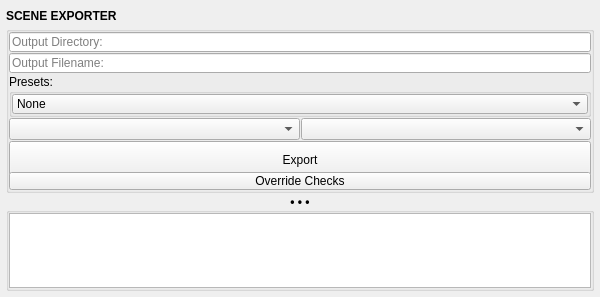
m3trik/mayatk, file mayatk/env_utils/scene_exporter/scene_exporter.ui: the form before one commit.
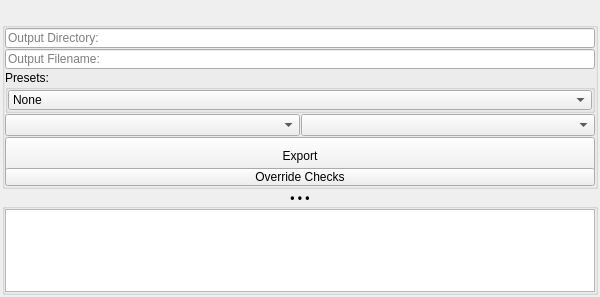
The form after the commit. Custom widgets are drawn as their Qt base class.

Patch:
```diff
--- a/mayatk/env_utils/scene_exporter/scene_exporter.ui
+++ b/mayatk/env_utils/scene_exporter/scene_exporter.ui
@@ -31,19 +31,19 @@
    </property>
    <layout class="QVBoxLayout" name="verticalLayout_2">
     <property name="spacing">
-     <number>1</number>
+     <number>2</number>
     </property>
     <property name="leftMargin">
-     <number>6</number>
+     <number>2</number>
     </property>
     <property name="topMargin">
-     <number>6</number>
+     <number>2</number>
     </property>
     <property name="rightMargin">
-     <number>6</number>
+     <number>2</number>
     </property>
     <property name="bottomMargin">
-     <number>6</number>
+     <number>2</number>
     </property>
     <item>
      <layout class="QVBoxLayout" name="verticalLayout">
@@ -51,7 +51,7 @@
        <number>0</number>
       </property>
       <item>
-       <widget class="Header" name="header">
+       <widget class="Header" name="header" native="true">
         <property name="minimumSize">
          <size>
           <width>0</width>
@@ -64,7 +64,7 @@
           <bold>true</bold>
          </font>
         </property>
-        <property name="text">
+        <property name="text" stdset="0">
          <string>SCENE EXPORTER</string>
         </property>
        </widget>
@@ -347,8 +347,13 @@
  <customwidgets>
   <customwidget>
    <class>Header</class>
-   <extends>QLabel</extends>
-   <header>uitk.widgets.header.Header.h</header>
+   <extends>QWidget</extends>
+   <header>uitk.widgets.header</header>
+  </customwidget>
+  <customwidget>
+   <class>LineEdit</class>
+   <extends>QLineEdit</extends>
+   <header>uitk.widgets.lineEdit</header>
   </customwidget>
   <customwidget>
    <class>ComboBox</class>
@@ -361,11 +366,6 @@
    <header>uitk.widgets.collapsableGroup.CollapsableGroup.h</header>
    <container>1</container>
   </customwidget>
-  <customwidget>
-   <class>LineEdit</class>
-   <extends>QLineEdit</extends>
-   <header>widgets.lineedit.h</header>
-  </customwidget>
   <customwidget>
    <class>WidgetComboBox</class>
    <extends>QComboBox</extends>
```
